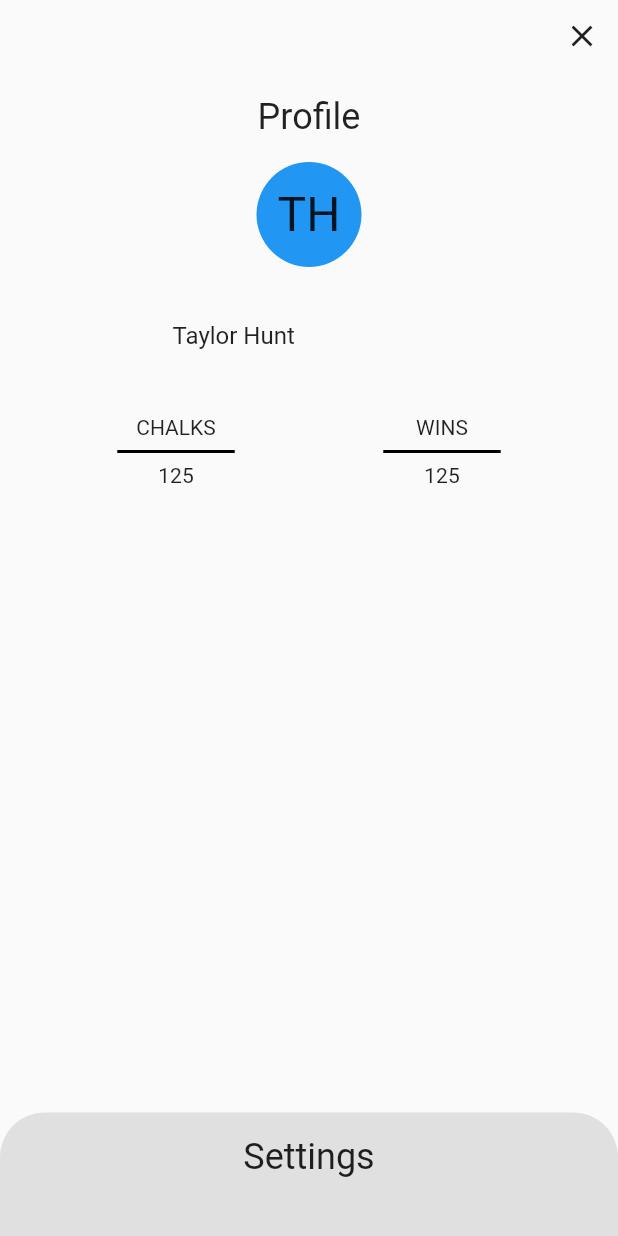
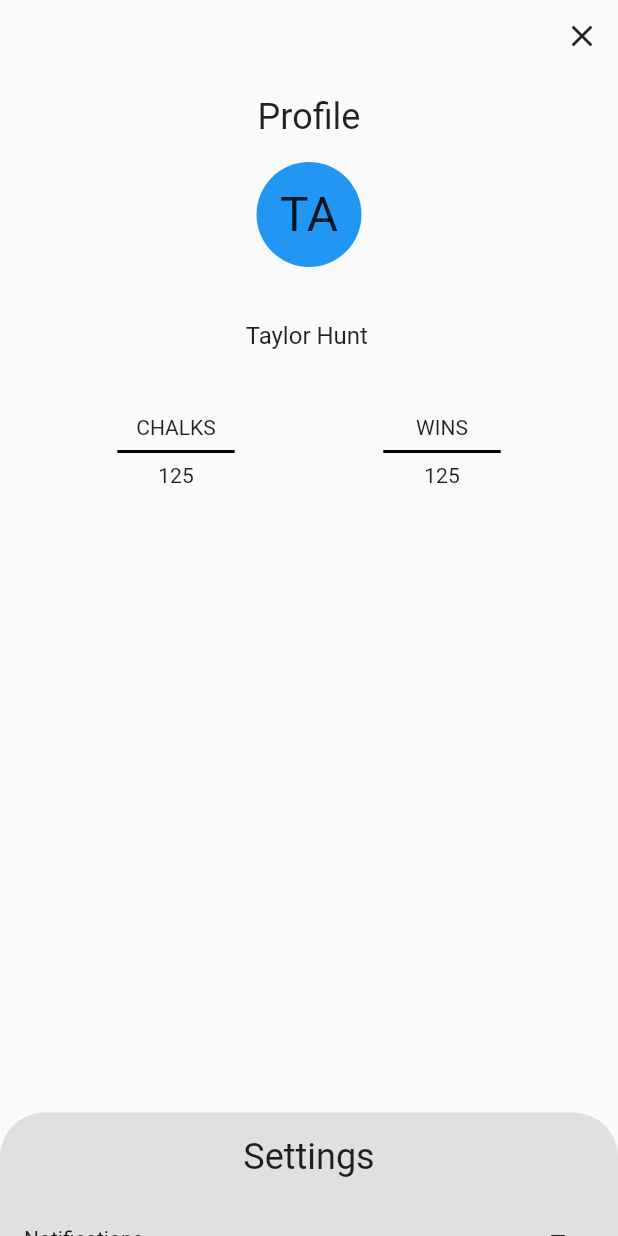
Before and after one commit to mrgnhnt96/chalk_out, a Flutter app: the screen it shows after launch, after a tap on the "settings" icon, on a phone screen of 412 x 824 dp. Run offline on Flutter 3.47's test engine with Material 2 defaults, Android fonts, the phone set to English and light mode, and no system bars; our stand-ins replace bloc, flutter_bloc.

Commit message:
added dropdown for notifications

```diff
--- a/lib/presentation/blocs/settings/settings_bloc.dart
+++ b/lib/presentation/blocs/settings/settings_bloc.dart
@@ -27,8 +27,14 @@ class SettingsBloc extends Bloc<SettingsEvent, SettingsState> {
     if (event is EditUsernamePressed) {
       yield EditUsernameInProgress();
     } else if (event is EditUsernameCompleted) {
-      usernameController.text = event.newUsername;
+      if (event.newUsername.isNotEmpty) {
+        usernameController.text = event.newUsername;
+      }
       yield EditUsernameSuccess(newUsernameController: usernameController);
+    } else if (event is SettingsDropDownPressed) {
+      yield ManangeNotificationsInProgress();
+    } else if (event is SettingsCloseNotificationsPressed) {
+      yield SettingsInitial(usernameController: usernameController);
     }
   }
 }
--- a/lib/presentation/blocs/settings/settings_event.dart
+++ b/lib/presentation/blocs/settings/settings_event.dart
@@ -10,3 +10,7 @@ class EditUsernameCompleted extends SettingsEvent {
 
   EditUsernameCompleted({@required this.newUsername});
 }
+
+class SettingsDropDownPressed extends SettingsEvent {}
+
+class SettingsCloseNotificationsPressed extends SettingsEvent {}
--- a/lib/presentation/blocs/settings/settings_state.dart
+++ b/lib/presentation/blocs/settings/settings_state.dart
@@ -20,3 +20,9 @@ class EditUsernameSuccess extends SettingsState {
 
   EditUsernameSuccess({@required this.newUsernameController});
 }
+
+class ManangeNotificationsInProgress extends SettingsState {
+  // final TextEditingController currentUsernameController;
+
+  // ManangeNotificationsInProgress({@required this.currentUsernameController});
+}
--- /dev/null
+++ b/lib/presentation/screens/settings/components/bottom_sheet.dart
@@ -0,0 +1,85 @@
+import 'package:flutter/material.dart';
+
+import 'package:chalk_out/presentation/blocs/settings/settings_bloc.dart';
+
+class SettingsBottomSheet extends StatelessWidget {
+  final SettingsBloc settingsBloc;
+  final SettingsState state;
+  const SettingsBottomSheet({
+    Key key,
+    @required this.settingsBloc,
+    @required this.state,
+  }) : super(key: key);
+
+  @override
+  Widget build(BuildContext context) {
+    Function onPressed;
+    return Align(
+      alignment: Alignment.bottomCenter,
+      child: DraggableScrollableSheet(
+        initialChildSize: 0.1,
+        maxChildSize: 0.5,
+        minChildSize: 0.1,
+        builder: (context, ScrollController controller) {
+          return SingleChildScrollView(
+            physics: ClampingScrollPhysics(),
+            controller: controller,
+            child: Container(
+              decoration: BoxDecoration(
+                color: Colors.grey[300],
+                borderRadius: BorderRadius.only(
+                  topLeft: Radius.circular(30),
+                  topRight: Radius.circular(30),
+                ),
+              ),
+              padding: EdgeInsets.symmetric(vertical: 16, horizontal: 16),
+              height: MediaQuery.of(context).size.height * .5,
+              child: Column(
+                crossAxisAlignment: CrossAxisAlignment.start,
+                children: <Widget>[
+                  Align(
+                    alignment: Alignment.center,
+                    child: Text(
+                      'Settings',
+                      style: TextStyle(fontSize: 24),
+                    ),
+                  ),
+                  Container(
+                    padding: EdgeInsets.fromLTRB(0, 16, 0, 0),
+                    child: (state is ManangeNotificationsInProgress)
+                        ? Column(
+                            children: <Widget>[
+                              buildNotifications(event: SettingsCloseNotificationsPressed(), icon: Icons.arrow_drop_up),
+                              Text('Chalk Finished'),
+                              Text('Your Turn'),
+                            ],
+                          )
+                        : buildNotifications(event: SettingsDropDownPressed(), icon: Icons.arrow_drop_down),
+                  ),
+                  Divider(
+                    thickness: 2,
+                  ),
+                ],
+              ),
+            ),
+          );
+        },
+      ),
+    );
+  }
+
+  Row buildNotifications({SettingsEvent event, IconData icon}) {
+    return Row(
+      mainAxisAlignment: MainAxisAlignment.spaceBetween,
+      children: <Widget>[
+        Text('Notifications'),
+        IconButton(
+          icon: Icon(icon),
+          onPressed: () {
+            settingsBloc.add(event);
+          },
+        ),
+      ],
+    );
+  }
+}
--- a/lib/presentation/screens/settings/settings_screen.dart
+++ b/lib/presentation/screens/settings/settings_screen.dart
@@ -4,6 +4,7 @@ import 'package:flutter_bloc/flutter_bloc.dart';
 import 'package:chalk_out/presentation/blocs/participated_chalks/participated_bloc.dart';
 import 'package:chalk_out/presentation/blocs/settings/settings_bloc.dart';
 
+import 'components/bottom_sheet.dart';
 import 'components/chalk_count.dart';
 
 class SettingsScreen extends StatelessWidget {
@@ -36,17 +37,26 @@ class SettingsScreen extends StatelessWidget {
     BuildContext context,
     SettingsBloc settingsBloc,
     SettingsState state,
+    String initials,
   }) {
     TextEditingController username;
     if (state is SettingsInitial) {
+      initials = state.usernameController.text.toString().substring(0, 2).toUpperCase();
       username = state.usernameController;
     } else if (state is EditUsernameSuccess) {
-      username = state.newUsernameController;
+      final editName = state.newUsernameController;
+
+      username = editName;
+
+      initials = editName.text.toString().substring(0, 2).toUpperCase();
+    } else {
+      initials = '##';
     }
 
     String clalks = 'chalks';
     String wins = 'wins';
     return Scaffold(
+      resizeToAvoidBottomInset: false,
       body: Stack(
         children: <Widget>[
           SafeArea(
@@ -78,6 +88,8 @@ class SettingsScreen extends StatelessWidget {
                     ),
                   ),
                   Container(
+                    // height: 70,
+                    // wi: 70,
                     decoration: BoxDecoration(
                       shape: BoxShape.circle,
                       color: Colors.blue,
@@ -85,28 +97,40 @@ class SettingsScreen extends StatelessWidget {
                     child: Padding(
                       padding: const EdgeInsets.all(16.0),
                       child: Text(
-                        'TH',
+                        initials,
                         style: TextStyle(fontSize: 32),
                       ),
                     ),
                   ),
                   Container(
-                    width: MediaQuery.of(context).size.width * .50,
                     padding: EdgeInsets.fromLTRB(0, 16, 0, 8),
-                    child: TextField(
+                    child: TextFormField(
+                      textAlign: TextAlign.center,
                       onTap: () {
                         settingsBloc.add(
                           EditUsernamePressed(),
                         );
                       },
                       controller: username,
-                      // enabled: (state is EditUsernameInProgress) ? true : false,
-                      // readOnly: (state is EditUsernameInProgress) ? true : false,
                       decoration: InputDecoration(
                         border: OutlineInputBorder(
                           borderSide: BorderSide.none,
                         ),
                       ),
+                      onFieldSubmitted: (value) {
+                        return settingsBloc.add(
+                          EditUsernameCompleted(
+                            newUsername: value,
+                          ),
+                        );
+                      },
+                      validator: (value) {
+                        if (value.length < 3) {
+                          return 'Please enter a Username with 3 or more characters';
+                        } else {
+                          return null;
+                        }
+                      },
                     ),
                   ),
                   Padding(
@@ -132,38 +156,9 @@ class SettingsScreen extends StatelessWidget {
               ),
             ),
           ),
-          Align(
-            alignment: Alignment.bottomCenter,
-            child: DraggableScrollableSheet(
-              initialChildSize: 0.1,
-              maxChildSize: 0.5,
-              minChildSize: 0.1,
-              builder: (context, ScrollController controller) {
-                return SingleChildScrollView(
-                  physics: ClampingScrollPhysics(),
-                  controller: controller,
-                  child: Container(
-                    decoration: BoxDecoration(
-                      color: Colors.grey[300],
-                      borderRadius: BorderRadius.only(
-                        topLeft: Radius.circular(30),
-                        topRight: Radius.circular(30),
-                      ),
-                    ),
-                    padding: EdgeInsets.symmetric(vertical: 16),
-                    height: MediaQuery.of(context).size.height * .5,
-                    child: Column(
-                      children: <Widget>[
-                        Text(
-                          'Settings',
-                          style: TextStyle(fontSize: 24),
-                        ),
-                      ],
-                    ),
-                  ),
-                );
-              },
-            ),
+          SettingsBottomSheet(
+            state: state,
+            settingsBloc: settingsBloc,
           ),
         ],
       ),
```
